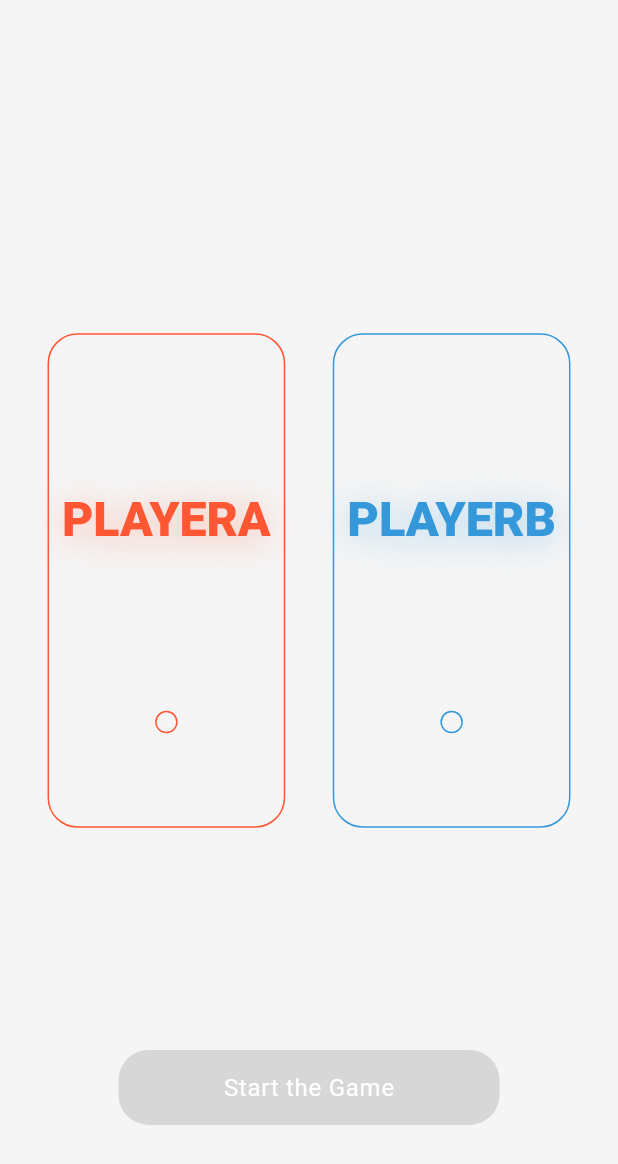
After one commit to AhmedSarg/tic_tac_toe, a Flutter app: the WhoStartScreen screen opened directly, on a phone screen of 412 x 824 dp. The commit adds this screen. Shown: the top 1164 px of the screen. Run offline on Flutter 3.47's test engine with Material 3 defaults, Android fonts, the phone set to English and light mode, and no system bars; our stand-ins replace audioplayers, carousel_slider, flutter_bloc, flutter_svg, google_fonts, lottie; Roboto replaces fonts that are missing (Gabarito); project files that could hold a hidden picture were left out.

Commit message:
add who start screen

```diff
--- a/lib/logic_layer/data_intent.dart
+++ b/lib/logic_layer/data_intent.dart
@@ -17,6 +17,14 @@ class DataIntent {
 
   //--------------------------------------------------------------------------
 
+  static Player? _playerStart;
+
+  static set setPlayerStart(Player player) => _playerStart = player;
+
+  static Player get getPlayerStart => _playerStart ?? Player.playerA;
+
+  //--------------------------------------------------------------------------
+
   static DifficultyLevel? _difficultyLevel;
 
   static set setDifficultyLevel(DifficultyLevel difficultyLevel) {
--- /dev/null
+++ b/lib/ui/who_start_screen/view/who_start_screen.dart
@@ -0,0 +1,19 @@
+import 'package:flutter/material.dart';
+import 'package:flutter_bloc/flutter_bloc.dart';
+import 'package:tic_tac_toe/ui/who_start_screen/view/who_start_view.dart';
+
+import '../viewmodel/who_start_viewmodel.dart';
+
+class WhoStartScreen extends StatelessWidget {
+  const WhoStartScreen({super.key});
+
+  @override
+  Widget build(BuildContext context) {
+    return Scaffold(
+      body: BlocProvider(
+        create: (context) => WhoStartViewModel(),
+        child: const WhoStartView(),
+      ),
+    );
+  }
+}
--- /dev/null
+++ b/lib/ui/who_start_screen/view/who_start_view.dart
@@ -0,0 +1,199 @@
+import 'package:flutter/material.dart';
+import 'package:flutter_bloc/flutter_bloc.dart';
+import 'package:tic_tac_toe/ui/game_screen/view/game_screen.dart';
+import 'package:tic_tac_toe/ui/resources/app_colors.dart';
+
+import '../../../logic_layer/logic_enums.dart';
+import '../viewmodel/who_start_states.dart';
+import '../viewmodel/who_start_viewmodel.dart';
+
+class WhoStartView extends StatelessWidget {
+  const WhoStartView({super.key});
+
+  @override
+  Widget build(BuildContext context) {
+    return Center(
+      child: Column(
+        children: [
+          const Spacer(flex: 3),
+          const WhoStartsRow(),
+          const Spacer(flex: 2),
+          BlocBuilder<WhoStartViewModel, WhoStartStates>(
+            builder: (context, state) {
+              WhoStartViewModel viewModel = WhoStartViewModel.get(context);
+              return SizedBox(
+                height: 50,
+                child: ElevatedButton(
+                  onPressed: viewModel.startPlayer != null
+                      ? () {
+                          Navigator.pushAndRemoveUntil(
+                            context,
+                            MaterialPageRoute(
+                              builder: (context) => const GameScreen(),
+                            ),
+                            (r) => r.isFirst,
+                          );
+                        }
+                      : null,
+                  style: ElevatedButton.styleFrom(
+                    shape: RoundedRectangleBorder(
+                      borderRadius: BorderRadius.circular(20),
+                    ),
+                    padding: const EdgeInsets.symmetric(horizontal: 70),
+                  ),
+                  child: Text(
+                    'Start the Game',
+                    style: Theme.of(context).textTheme.labelMedium,
+                  ),
+                ),
+              );
+            },
+          ),
+          const Spacer(),
+        ],
+      ),
+    );
+  }
+}
+
+class WhoStartsRow extends StatelessWidget {
+  const WhoStartsRow({super.key});
+
+  @override
+  Widget build(BuildContext context) {
+    return const Row(
+      children: [
+        Spacer(),
+        WhoStart(player: Player.playerA),
+        Spacer(),
+        WhoStart(player: Player.playerB),
+        Spacer(),
+      ],
+    );
+  }
+}
+
+class WhoStart extends StatelessWidget {
+  const WhoStart({
+    super.key,
+    required this.player,
+  });
+
+  final Player player;
+
+  @override
+  Widget build(BuildContext context) {
+    return BlocBuilder<WhoStartViewModel, WhoStartStates>(
+      builder: (context, state) {
+        WhoStartViewModel viewModel = WhoStartViewModel.get(context);
+        Color color = player == Player.playerA
+            ? AppColors.playerXColor
+            : AppColors.playerOColor;
+        bool chosen = viewModel.startPlayer == Player.playerA;
+        bool initial = viewModel.startPlayer == null;
+        double width = MediaQuery.of(context).size.width * 5 / 13;
+        if (chosen && !initial) {
+          width = MediaQuery.of(context).size.width * 6 / 13;
+        } else if (!chosen && !initial) {
+          width = MediaQuery.of(context).size.width * 4 / 13;
+        }
+        return AnimatedContainer(
+          duration: const Duration(milliseconds: 300),
+          width: width,
+          height: MediaQuery.of(context).size.height * .4,
+          child: Opacity(
+            opacity: chosen || initial ? 1 : .3,
+            child: TextButton(
+              onPressed: () {
+                viewModel.setWhoStart = player;
+              },
+              style: TextButton.styleFrom(
+                padding: EdgeInsets.zero,
+                shape: RoundedRectangleBorder(
+                  borderRadius: BorderRadius.circular(20),
+                  side: BorderSide(color: color),
+                ),
+              ),
+              child: Column(
+                mainAxisAlignment: MainAxisAlignment.spaceBetween,
+                mainAxisSize: MainAxisSize.min,
+                children: [
+                  SizedBox(
+                    height: (MediaQuery.of(context).size.height * .4 - 60) * .7,
+                    child: FittedBox(
+                      child: Padding(
+                        padding: const EdgeInsets.all(30),
+                        child: Text(
+                          player.name.toUpperCase(),
+                          style: Theme.of(context)
+                              .textTheme
+                              .displayLarge
+                              ?.copyWith(
+                            color: color,
+                            shadows: [
+                              BoxShadow(
+                                color: color.withOpacity(.4),
+                                blurRadius: 30,
+                                offset: const Offset(0, 10),
+                              ),
+                            ],
+                          ),
+                        ),
+                      ),
+                    ),
+                  ),
+                  SizedBox(
+                    height: (MediaQuery.of(context).size.height * .4 - 60) * .3,
+                    child: Center(
+                      child: Dot(
+                        selected: viewModel.startPlayer == player,
+                        color: color,
+                      ),
+                    ),
+                  ),
+                ],
+              ),
+            ),
+          ),
+        );
+      },
+    );
+  }
+}
+
+class Dot extends StatelessWidget {
+  const Dot({
+    super.key,
+    required this.selected,
+    required this.color,
+  });
+
+  final double size = 15;
+  final bool selected;
+  final Color color;
+
+  @override
+  Widget build(BuildContext context) {
+    return Container(
+      width: size,
+      height: size,
+      padding: EdgeInsets.all(size * .1),
+      decoration: BoxDecoration(
+        color: Colors.transparent,
+        shape: BoxShape.circle,
+        border: Border.all(color: color),
+      ),
+      child: Center(
+        child: AnimatedContainer(
+          duration: const Duration(milliseconds: 300),
+          width: selected ? size : 0,
+          height: selected ? size : 0,
+          decoration: BoxDecoration(
+            color: color,
+            shape: BoxShape.circle,
+          ),
+        ),
+      ),
+    );
+  }
+}
--- /dev/null
+++ b/lib/ui/who_start_screen/viewmodel/who_start_states.dart
@@ -0,0 +1,3 @@
+abstract class WhoStartStates {}
+
+class InitialState extends WhoStartStates {}
--- /dev/null
+++ b/lib/ui/who_start_screen/viewmodel/who_start_viewmodel.dart
@@ -0,0 +1,21 @@
+import 'package:flutter_bloc/flutter_bloc.dart';
+import 'package:tic_tac_toe/logic_layer/data_intent.dart';
+import 'package:tic_tac_toe/ui/who_start_screen/viewmodel/who_start_states.dart';
+
+import '../../../logic_layer/logic_enums.dart';
+
+class WhoStartViewModel extends Cubit<WhoStartStates> {
+  WhoStartViewModel() : super(InitialState());
+
+  static WhoStartViewModel get(context) => BlocProvider.of(context);
+
+  Player? _startPlayer;
+
+  Player? get startPlayer => _startPlayer;
+
+  set setWhoStart(Player startPlayer) {
+    _startPlayer = startPlayer;
+    DataIntent.setPlayerStart = startPlayer;
+    emit(InitialState());
+  }
+}
```
